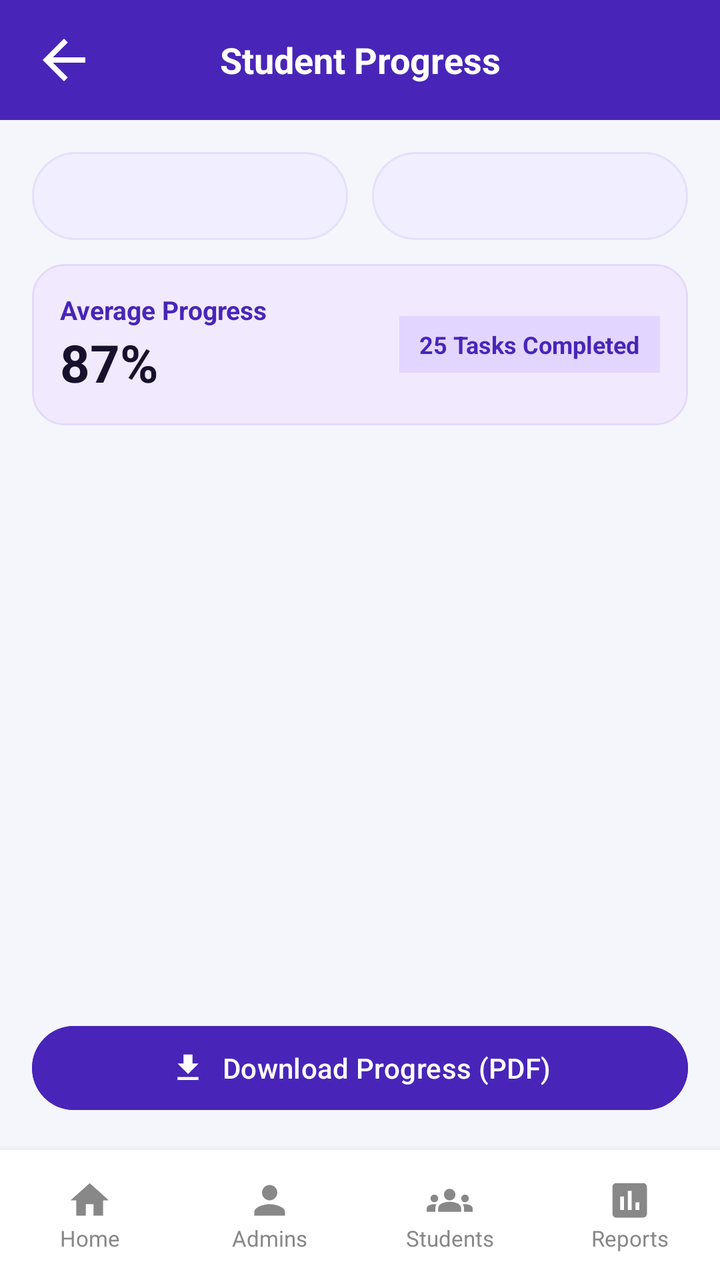
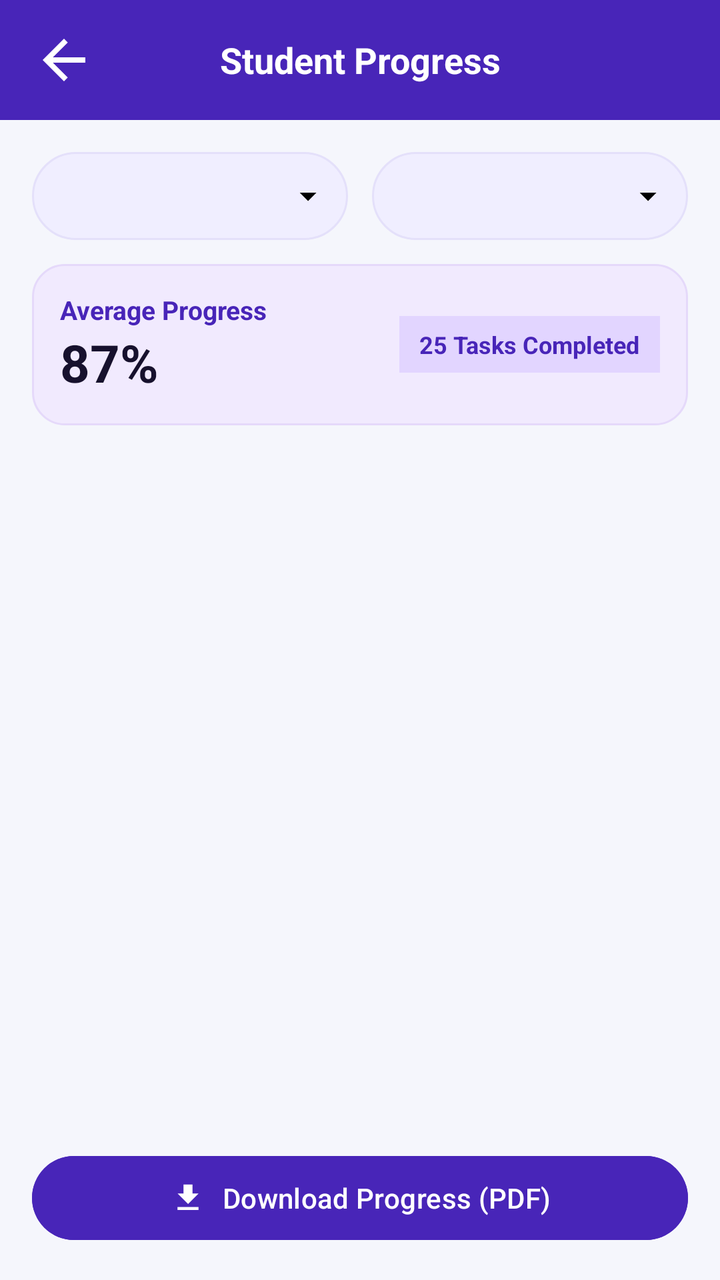

The first picture is an Android layout as it rendered before a commit; the second is the same layout after the commit. The layout source and the unified diff follow.
<!-- AndroidManifest.xml: application theme Theme.TrackPoint -->
<!-- res/layout/activity_staff_progress_report.xml -->
<?xml version="1.0" encoding="utf-8"?>

<LinearLayout xmlns:android="http://schemas.android.com/apk/res/android"
    xmlns:app="http://schemas.android.com/apk/res-auto"
    android:id="@+id/main"
    android:layout_width="match_parent"
    android:layout_height="match_parent"
    android:orientation="vertical"
    android:background="#4825B8"
    android:fitsSystemWindows="true">

    
    <LinearLayout
        android:layout_width="match_parent"
        android:layout_height="60dp"
        android:orientation="horizontal"
        android:gravity="center_vertical"
        android:paddingStart="16dp"
        android:paddingEnd="16dp"
        android:background="#4825B8">

        <ImageView
            android:id="@+id/btnBack"
            android:layout_width="32dp"
            android:layout_height="32dp"
            android:src="@drawable/back_symbol"
            app:tint="@color/white"
            android:contentDescription="Back" />

        <TextView
            android:layout_width="0dp"
            android:layout_height="wrap_content"
            android:layout_weight="1"
            android:text="Student Progress"
            android:textColor="@color/white"
            android:textSize="18sp"
            android:textStyle="bold"
            android:gravity="center" />

        <View
            android:layout_width="32dp"
            android:layout_height="32dp" />

    </LinearLayout>

    
    <LinearLayout
        android:layout_width="match_parent"
        android:layout_height="0dp"
        android:layout_weight="1"
        android:orientation="vertical"
        android:padding="16dp"
        android:background="#F5F6FC">

        
        <LinearLayout
            android:layout_width="match_parent"
            android:layout_height="wrap_content"
            android:orientation="horizontal"
            android:layout_marginBottom="12dp">

            <Spinner
                android:id="@+id/spProgDepartment"
                android:layout_width="0dp"
                android:layout_height="44dp"
                android:layout_weight="1"
                android:layout_marginEnd="6dp"
                android:background="@drawable/filter_box"
                android:paddingStart="10dp"
                android:paddingEnd="10dp" />

            <Spinner
                android:id="@+id/spProgYear"
                android:layout_width="0dp"
                android:layout_height="44dp"
                android:layout_weight="1"
                android:layout_marginStart="6dp"
                android:background="@drawable/filter_box"
                android:paddingStart="10dp"
                android:paddingEnd="10dp" />

        </LinearLayout>

        
        <LinearLayout
            android:layout_width="match_parent"
            android:layout_height="wrap_content"
            android:orientation="horizontal"
            android:background="@drawable/card_purple"
            android:padding="14dp"
            android:layout_marginBottom="14dp"
            android:gravity="center_vertical">

            <LinearLayout
                android:layout_width="0dp"
                android:layout_height="wrap_content"
                android:layout_weight="1"
                android:orientation="vertical">

                <TextView
                    android:layout_width="wrap_content"
                    android:layout_height="wrap_content"
                    android:text="Average Progress"
                    android:textSize="13sp"
                    android:textStyle="bold"
                    android:textColor="#4825B8" />

                <TextView
                    android:id="@+id/txtAverageProgress"
                    android:layout_width="wrap_content"
                    android:layout_height="wrap_content"
                    android:text="87%"
                    android:textSize="26sp"
                    android:textStyle="bold"
                    android:textColor="#17112D" />
            </LinearLayout>

            <TextView
                android:id="@+id/txtTotalSubmissions"
                android:layout_width="wrap_content"
                android:layout_height="wrap_content"
                android:text="25 Tasks Completed"
                android:textSize="12sp"
                android:textStyle="bold"
                android:textColor="#4825B8"
                android:background="#E2D5FF"
                android:paddingHorizontal="10dp"
                android:paddingVertical="6dp" />

        </LinearLayout>

        
        <ScrollView
            android:layout_width="match_parent"
            android:layout_height="0dp"
            android:layout_weight="1"
            android:fillViewport="true">

            <LinearLayout
                android:id="@+id/progressListContainer"
                android:layout_width="match_parent"
                android:layout_height="wrap_content"
                android:orientation="vertical" />

        </ScrollView>

        
        <Button
            android:id="@+id/btnDownloadProgressPdf"
            android:layout_width="match_parent"
            android:layout_height="50dp"
            android:layout_marginTop="10dp"
            android:text="Download Progress (PDF)"
            android:textColor="@color/white"
            android:backgroundTint="#4825B8"
            app:icon="@drawable/ic_download"
            app:iconGravity="textStart"
            app:iconTint="@color/white" />

    </LinearLayout>

    
    <include
        layout="@layout/view_staff_admin_bottom_navigation" />

</LinearLayout>
<!-- res/layout/view_staff_admin_bottom_navigation.xml (included above) -->
<?xml version="1.0" encoding="utf-8"?>

<LinearLayout xmlns:android="http://schemas.android.com/apk/res/android"
    android:layout_width="match_parent"
    android:layout_height="65dp"
    android:orientation="horizontal"
    android:gravity="center"
    android:background="@color/white"
    android:elevation="8dp">

    <LinearLayout
        android:id="@+id/navHome"
        android:layout_width="0dp"
        android:layout_height="match_parent"
        android:layout_weight="1"
        android:orientation="vertical"
        android:gravity="center"
        android:clickable="true"
        android:focusable="true">

        <ImageView
            android:id="@+id/iconHome"
            android:layout_width="23dp"
            android:layout_height="23dp"
            android:src="@drawable/ic_staff_home"
            android:tint="#888888" />

        <TextView
            android:id="@+id/textHome"
            android:layout_width="wrap_content"
            android:layout_height="wrap_content"
            android:text="Home"
            android:textSize="11sp"
            android:textColor="#888888" />
    </LinearLayout>

    <LinearLayout
        android:id="@+id/navAdmins"
        android:layout_width="0dp"
        android:layout_height="match_parent"
        android:layout_weight="1"
        android:orientation="vertical"
        android:gravity="center"
        android:clickable="true"
        android:focusable="true">

        <ImageView
            android:id="@+id/iconAdmins"
            android:layout_width="23dp"
            android:layout_height="23dp"
            android:src="@drawable/ic_staff_admins"
            android:tint="#888888" />

        <TextView
            android:id="@+id/textAdmins"
            android:layout_width="wrap_content"
            android:layout_height="wrap_content"
            android:text="Admins"
            android:textSize="11sp"
            android:textColor="#888888" />
    </LinearLayout>

    <LinearLayout
        android:id="@+id/navStudents"
        android:layout_width="0dp"
        android:layout_height="match_parent"
        android:layout_weight="1"
        android:orientation="vertical"
        android:gravity="center"
        android:clickable="true"
        android:focusable="true">

        <ImageView
            android:id="@+id/iconStudents"
            android:layout_width="23dp"
            android:layout_height="23dp"
            android:src="@drawable/ic_staff_students"
            android:tint="#888888" />

        <TextView
            android:id="@+id/textStudents"
            android:layout_width="wrap_content"
            android:layout_height="wrap_content"
            android:text="Students"
            android:textSize="11sp"
            android:textColor="#888888" />
    </LinearLayout>

    <LinearLayout
        android:id="@+id/navReports"
        android:layout_width="0dp"
        android:layout_height="match_parent"
        android:layout_weight="1"
        android:orientation="vertical"
        android:gravity="center"
        android:clickable="true"
        android:focusable="true">

        <ImageView
            android:id="@+id/iconReports"
            android:layout_width="23dp"
            android:layout_height="23dp"
            android:src="@drawable/ic_staff_reports"
            android:tint="#888888" />

        <TextView
            android:id="@+id/textReports"
            android:layout_width="wrap_content"
            android:layout_height="wrap_content"
            android:text="Reports"
            android:textSize="11sp"
            android:textColor="#888888" />
    </LinearLayout>

</LinearLayout>
<!-- resources referenced by this layout -->
<resources>
  <color name="white">#FFFFFFFF</color>
  <!-- drawable back_symbol (drawable) -->
  <vector xmlns:android="http://schemas.android.com/apk/res/android" android:autoMirrored="true" android:height="24dp" android:tint="#000000" android:viewportHeight="24" android:viewportWidth="24" android:width="24dp">
        
      <path android:fillColor="@android:color/white" android:pathData="M20,11H7.83l5.59,-5.59L12,4l-8,8 8,8 1.41,-1.41L7.83,13H20v-2z"/>
      
  </vector>
  <!-- drawable card_purple (drawable) -->
  <shape xmlns:android="http://schemas.android.com/apk/res/android">
      <solid android:color="#F1EAFE"/>
      <stroke android:width="1dp" android:color="#E5D9FA"/>
      <corners android:radius="16dp"/>
  </shape>
  <!-- drawable filter_box (drawable) -->
  <shape xmlns:android="http://schemas.android.com/apk/res/android">
      <solid android:color="#F0EEFF"/>
      <stroke android:width="1dp" android:color="#E4E0FA"/>
      <corners android:radius="25dp"/>
  </shape>
  <!-- drawable ic_download (drawable) -->
  <vector xmlns:android="http://schemas.android.com/apk/res/android" android:height="24dp" android:tint="#000000" android:viewportHeight="24" android:viewportWidth="24" android:width="24dp">
        
      <path android:fillColor="@android:color/white" android:pathData="M19,9h-4V3H9v6H5l7,7 7,-7zM5,18v2h14v-2H5z"/>
      
  </vector>
  <!-- drawable ic_staff_admins (drawable) -->
  <vector xmlns:android="http://schemas.android.com/apk/res/android" android:height="24dp" android:tint="#000000" android:viewportHeight="24" android:viewportWidth="24" android:width="24dp">
        
      <path android:fillColor="@android:color/white" android:pathData="M12,12c2.21,0 4,-1.79 4,-4s-1.79,-4 -4,-4 -4,1.79 -4,4 1.79,4 4,4zM12,14c-2.67,0 -8,1.34 -8,4v2h16v-2c0,-2.66 -5.33,-4 -8,-4z"/>
      
  </vector>
  <!-- drawable ic_staff_home (drawable) -->
  <vector xmlns:android="http://schemas.android.com/apk/res/android" android:height="24dp" android:tint="#000000" android:viewportHeight="24" android:viewportWidth="24" android:width="24dp">
        
      <path android:fillColor="@android:color/white" android:pathData="M10,20v-6h4v6h5v-8h3L12,3 2,12h3v8z"/>
      
  </vector>
  <!-- drawable ic_staff_reports (drawable) -->
  <vector xmlns:android="http://schemas.android.com/apk/res/android" android:height="24dp" android:tint="#000000" android:viewportHeight="24" android:viewportWidth="24" android:width="24dp">
        
      <path android:fillColor="@android:color/white" android:pathData="M19,3L5,3c-1.1,0 -2,0.9 -2,2v14c0,1.1 0.9,2 2,2h14c1.1,0 2,-0.9 2,-2L21,5c0,-1.1 -0.9,-2 -2,-2zM9,17L7,17v-7h2v7zM13,17h-2L11,7h2v10zM17,17h-2v-4h2v4z"/>
      
  </vector>
  <!-- drawable ic_staff_students (drawable) -->
  <vector xmlns:android="http://schemas.android.com/apk/res/android" android:height="24dp" android:tint="#000000" android:viewportHeight="24" android:viewportWidth="24" android:width="24dp">
        
      <path android:fillColor="@android:color/white" android:pathData="M12,12.75c1.63,0 3.07,0.39 4.24,0.9c1.08,0.48 1.76,1.56 1.76,2.73L18,18H6l0,-1.61c0,-1.18 0.68,-2.26 1.76,-2.73C8.93,13.14 10.37,12.75 12,12.75zM4,13c1.1,0 2,-0.9 2,-2c0,-1.1 -0.9,-2 -2,-2s-2,0.9 -2,2C2,12.1 2.9,13 4,13zM5.13,14.1C4.76,14.04 4.39,14 4,14c-0.99,0 -1.93,0.21 -2.78,0.58C0.48,14.9 0,15.62 0,16.43V18l4.5,0v-1.61C4.5,15.56 4.73,14.78 5.13,14.1zM20,13c1.1,0 2,-0.9 2,-2c0,-1.1 -0.9,-2 -2,-2s-2,0.9 -2,2C18,12.1 18.9,13 20,13zM24,16.43c0,-0.81 -0.48,-1.53 -1.22,-1.85C21.93,14.21 20.99,14 20,14c-0.39,0 -0.76,0.04 -1.13,0.1c0.4,0.68 0.63,1.46 0.63,2.29V18l4.5,0V16.43zM12,6c1.66,0 3,1.34 3,3c0,1.66 -1.34,3 -3,3s-3,-1.34 -3,-3C9,7.34 10.34,6 12,6z"/>
      
  </vector>
  <style name="Theme.TrackPoint" parent="Base.Theme.TrackPoint" />
  <style name="Base.Theme.TrackPoint" parent="Theme.Material3.DayNight.NoActionBar">
          
          
      </style>
</resources>

<!-- the commit's change to res/layout/activity_staff_progress_report.xml (unified diff, before → after) -->
@@ -65,9 +65,9 @@
                 android:layout_height="44dp"
                 android:layout_weight="1"
                 android:layout_marginEnd="6dp"
-                android:background="@drawable/filter_box"
+                android:background="@drawable/spinner_box"
                 android:paddingStart="10dp"
-                android:paddingEnd="10dp" />
+                android:paddingEnd="32dp" />
 
             <Spinner
                 android:id="@+id/spProgYear"
@@ -75,9 +75,9 @@
                 android:layout_height="44dp"
                 android:layout_weight="1"
                 android:layout_marginStart="6dp"
-                android:background="@drawable/filter_box"
+                android:background="@drawable/spinner_box"
                 android:paddingStart="10dp"
-                android:paddingEnd="10dp" />
+                android:paddingEnd="32dp" />
 
         </LinearLayout>
 
@@ -159,124 +159,4 @@
 
     </LinearLayout>
 
-    
-    <include
-        layout="@layout/view_staff_admin_bottom_navigation" />
-
 </LinearLayout>
-<!-- res/layout/view_staff_admin_bottom_navigation.xml (included above) -->
-<?xml version="1.0" encoding="utf-8"?>
-
-<LinearLayout xmlns:android="http://schemas.android.com/apk/res/android"
-    android:layout_width="match_parent"
-    android:layout_height="65dp"
-    android:orientation="horizontal"
-    android:gravity="center"
-    android:background="@color/white"
-    android:elevation="8dp">
-
-    <LinearLayout
-        android:id="@+id/navHome"
-        android:layout_width="0dp"
-        android:layout_height="match_parent"
-        android:layout_weight="1"
-        android:orientation="vertical"
-        android:gravity="center"
-        android:clickable="true"
-        android:focusable="true">
-
-        <ImageView
-            android:id="@+id/iconHome"
-            android:layout_width="23dp"
-            android:layout_height="23dp"
-            android:src="@drawable/ic_staff_home"
-            android:tint="#888888" />
-
-        <TextView
-            android:id="@+id/textHome"
-            android:layout_width="wrap_content"
-            android:layout_height="wrap_content"
-            android:text="Home"
-            android:textSize="11sp"
-            android:textColor="#888888" />
-    </LinearLayout>
-
-    <LinearLayout
-        android:id="@+id/navAdmins"
-        android:layout_width="0dp"
-        android:layout_height="match_parent"
-        android:layout_weight="1"
-        android:orientation="vertical"
-        android:gravity="center"
-        android:clickable="true"
-        android:focusable="true">
-
-        <ImageView
-            android:id="@+id/iconAdmins"
-            android:layout_width="23dp"
-            android:layout_height="23dp"
-            android:src="@drawable/ic_staff_admins"
-            android:tint="#888888" />
-
-        <TextView
-            android:id="@+id/textAdmins"
-            android:layout_width="wrap_content"
-            android:layout_height="wrap_content"
-            android:text="Admins"
-            android:textSize="11sp"
-            android:textColor="#888888" />
-    </LinearLayout>
-
-    <LinearLayout
-        android:id="@+id/navStudents"
-        android:layout_width="0dp"
-        android:layout_height="match_parent"
-        android:layout_weight="1"
-        android:orientation="vertical"
-        android:gravity="center"
-        android:clickable="true"
-        android:focusable="true">
-
-        <ImageView
-            android:id="@+id/iconStudents"
-            android:layout_width="23dp"
-            android:layout_height="23dp"
-            android:src="@drawable/ic_staff_students"
-            android:tint="#888888" />
-
-        <TextView
-            android:id="@+id/textStudents"
-            android:layout_width="wrap_content"
-            android:layout_height="wrap_content"
-            android:text="Students"
-            android:textSize="11sp"
-            android:textColor="#888888" />
-    </LinearLayout>
-
-    <LinearLayout
-        android:id="@+id/navReports"
-        android:layout_width="0dp"
-        android:layout_height="match_parent"
-        android:layout_weight="1"
-        android:orientation="vertical"
-        android:gravity="center"
-        android:clickable="true"
-        android:focusable="true">
-
-        <ImageView
-            android:id="@+id/iconReports"
-            android:layout_width="23dp"
-            android:layout_height="23dp"
-            android:src="@drawable/ic_staff_reports"
-            android:tint="#888888" />
-
-        <TextView
-            android:id="@+id/textReports"
-            android:layout_width="wrap_content"
-            android:layout_height="wrap_content"
-            android:text="Reports"
-            android:textSize="11sp"
-            android:textColor="#888888" />
-    </LinearLayout>
-
-</LinearLayout>
<!-- resource entries referenced after the edit -->
@@ -19,36 +19,30 @@
       <stroke android:width="1dp" android:color="#E4E0FA"/>
       <corners android:radius="25dp"/>
   </shape>
+  <!-- drawable ic_arrow_drop_down (drawable) -->
+  <vector xmlns:android="http://schemas.android.com/apk/res/android" android:height="24dp" android:tint="#000000" android:viewportHeight="24" android:viewportWidth="24" android:width="24dp">
+        
+      <path android:fillColor="@android:color/white" android:pathData="M7,10l5,5 5,-5z"/>
+      
+  </vector>
   <!-- drawable ic_download (drawable) -->
   <vector xmlns:android="http://schemas.android.com/apk/res/android" android:height="24dp" android:tint="#000000" android:viewportHeight="24" android:viewportWidth="24" android:width="24dp">
         
       <path android:fillColor="@android:color/white" android:pathData="M19,9h-4V3H9v6H5l7,7 7,-7zM5,18v2h14v-2H5z"/>
       
   </vector>
-  <!-- drawable ic_staff_admins (drawable) -->
-  <vector xmlns:android="http://schemas.android.com/apk/res/android" android:height="24dp" android:tint="#000000" android:viewportHeight="24" android:viewportWidth="24" android:width="24dp">
-        
-      <path android:fillColor="@android:color/white" android:pathData="M12,12c2.21,0 4,-1.79 4,-4s-1.79,-4 -4,-4 -4,1.79 -4,4 1.79,4 4,4zM12,14c-2.67,0 -8,1.34 -8,4v2h16v-2c0,-2.66 -5.33,-4 -8,-4z"/>
-      
-  </vector>
-  <!-- drawable ic_staff_home (drawable) -->
-  <vector xmlns:android="http://schemas.android.com/apk/res/android" android:height="24dp" android:tint="#000000" android:viewportHeight="24" android:viewportWidth="24" android:width="24dp">
-        
-      <path android:fillColor="@android:color/white" android:pathData="M10,20v-6h4v6h5v-8h3L12,3 2,12h3v8z"/>
-      
-  </vector>
-  <!-- drawable ic_staff_reports (drawable) -->
-  <vector xmlns:android="http://schemas.android.com/apk/res/android" android:height="24dp" android:tint="#000000" android:viewportHeight="24" android:viewportWidth="24" android:width="24dp">
-        
-      <path android:fillColor="@android:color/white" android:pathData="M19,3L5,3c-1.1,0 -2,0.9 -2,2v14c0,1.1 0.9,2 2,2h14c1.1,0 2,-0.9 2,-2L21,5c0,-1.1 -0.9,-2 -2,-2zM9,17L7,17v-7h2v7zM13,17h-2L11,7h2v10zM17,17h-2v-4h2v4z"/>
-      
-  </vector>
-  <!-- drawable ic_staff_students (drawable) -->
-  <vector xmlns:android="http://schemas.android.com/apk/res/android" android:height="24dp" android:tint="#000000" android:viewportHeight="24" android:viewportWidth="24" android:width="24dp">
-        
-      <path android:fillColor="@android:color/white" android:pathData="M12,12.75c1.63,0 3.07,0.39 4.24,0.9c1.08,0.48 1.76,1.56 1.76,2.73L18,18H6l0,-1.61c0,-1.18 0.68,-2.26 1.76,-2.73C8.93,13.14 10.37,12.75 12,12.75zM4,13c1.1,0 2,-0.9 2,-2c0,-1.1 -0.9,-2 -2,-2s-2,0.9 -2,2C2,12.1 2.9,13 4,13zM5.13,14.1C4.76,14.04 4.39,14 4,14c-0.99,0 -1.93,0.21 -2.78,0.58C0.48,14.9 0,15.62 0,16.43V18l4.5,0v-1.61C4.5,15.56 4.73,14.78 5.13,14.1zM20,13c1.1,0 2,-0.9 2,-2c0,-1.1 -0.9,-2 -2,-2s-2,0.9 -2,2C18,12.1 18.9,13 20,13zM24,16.43c0,-0.81 -0.48,-1.53 -1.22,-1.85C21.93,14.21 20.99,14 20,14c-0.39,0 -0.76,0.04 -1.13,0.1c0.4,0.68 0.63,1.46 0.63,2.29V18l4.5,0V16.43zM12,6c1.66,0 3,1.34 3,3c0,1.66 -1.34,3 -3,3s-3,-1.34 -3,-3C9,7.34 10.34,6 12,6z"/>
-      
-  </vector>
+  <!-- drawable spinner_box (drawable) -->
+  <?xml version="1.0" encoding="utf-8"?>
+  
+  <layer-list xmlns:android="http://schemas.android.com/apk/res/android">
+      <item android:drawable="@drawable/filter_box" />
+      <item
+          android:width="20dp"
+          android:height="20dp"
+          android:gravity="end|center_vertical"
+          android:right="10dp"
+          android:drawable="@drawable/ic_arrow_drop_down" />
+  </layer-list>
   <style name="Theme.TrackPoint" parent="Base.Theme.TrackPoint" />
   <style name="Base.Theme.TrackPoint" parent="Theme.Material3.DayNight.NoActionBar">
           
